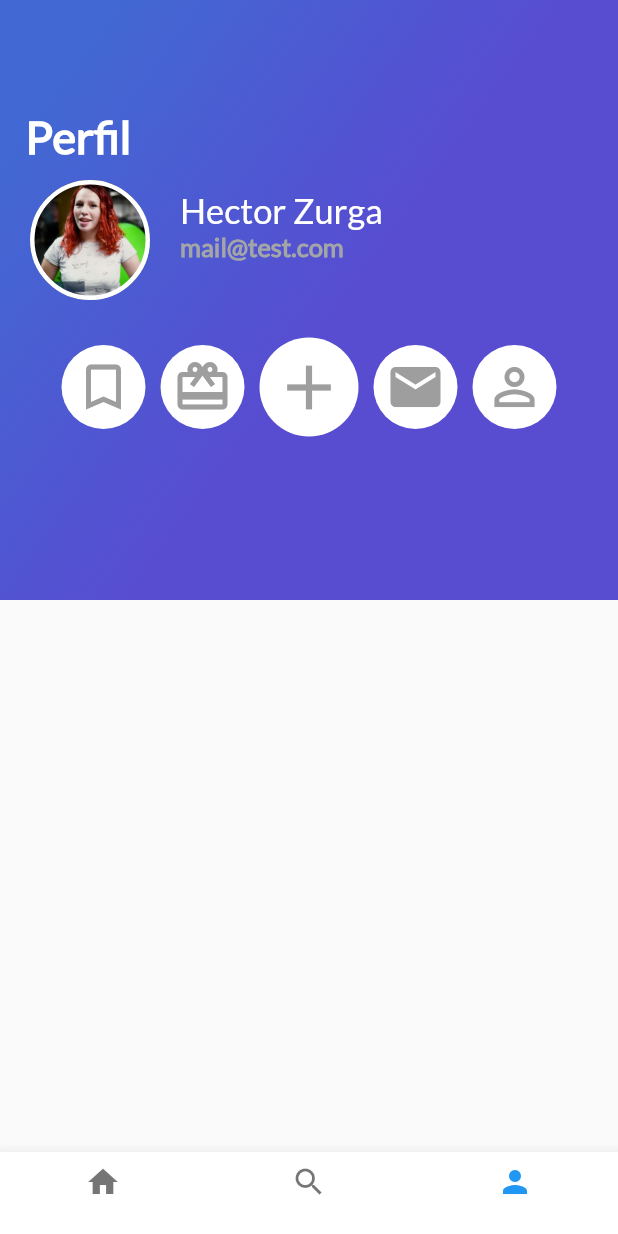
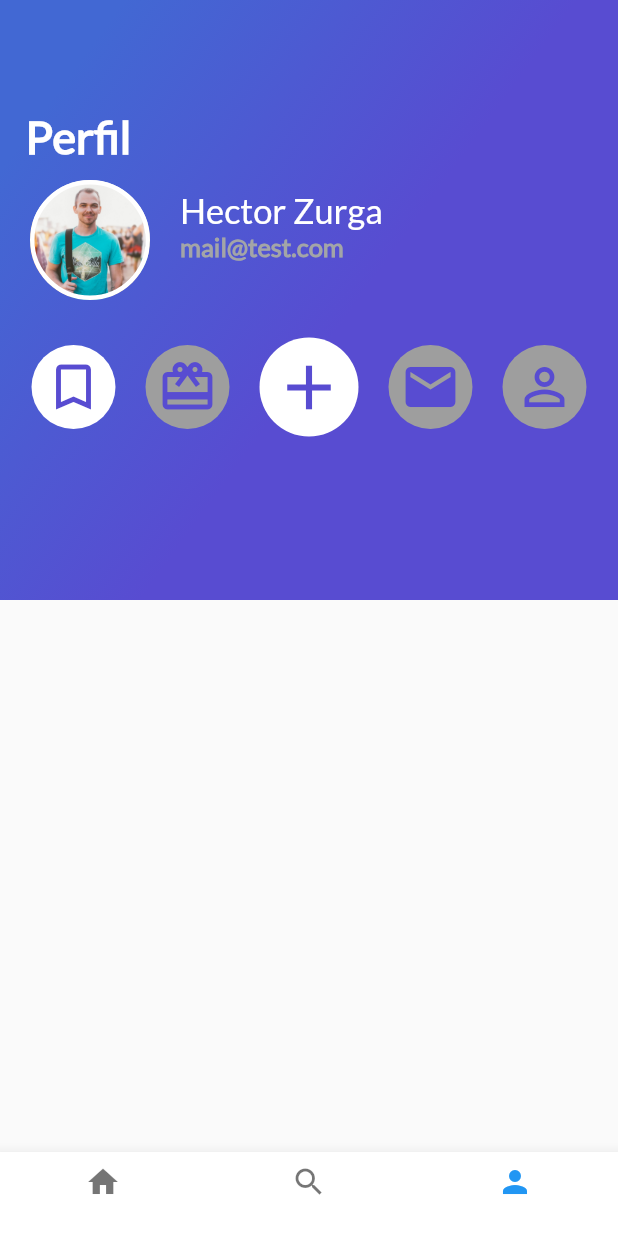
Before and after one commit to HectorZR/flutter-basico, a Flutter app: the screen it shows after launch, item 3 of the bottom bar chosen, on a phone screen of 412 x 824 dp. Run offline on Flutter 3.47's test engine with Material 2 defaults, Android fonts, the phone set to English and light mode, and no system bars.

Commit message:
minor ui changes

```diff
--- a/lib/profile_view/header_profile.dart
+++ b/lib/profile_view/header_profile.dart
@@ -17,7 +17,7 @@ class HeaderProfile extends StatelessWidget {
           padding: EdgeInsets.only(top: 100.0),
           child: Row(
             children: <Widget>[
-              Photo("assets/img/ann.jpg"),
+              Photo("assets/img/people.jpg"),
               UserDetails("Hector Zurga", "mail@test.com")
             ],
           ),
@@ -27,11 +27,12 @@ class HeaderProfile extends StatelessWidget {
           child: Row(
             mainAxisAlignment: MainAxisAlignment.center,
             children: <Widget>[
-              ButtonGrey(Icon(Icons.bookmark_border), 40.0),
-              ButtonGrey(Icon(Icons.card_giftcard), 40.0),
-              ButtonGrey(Icon(Icons.add), 50.0),
-              ButtonGrey(Icon(Icons.email), 40.0),
-              ButtonGrey(Icon(Icons.person_outline), 40.0),
+              ButtonGrey(Icon(Icons.bookmark_border),
+                  iconSize: 40.0, strong: true),
+              ButtonGrey(Icon(Icons.card_giftcard), iconSize: 40.0),
+              ButtonGrey(Icon(Icons.add), iconSize: 50.0, strong: true),
+              ButtonGrey(Icon(Icons.email), iconSize: 40.0),
+              ButtonGrey(Icon(Icons.person_outline), iconSize: 40.0),
             ],
           ),
         )
--- a/lib/utils/button_grey.dart
+++ b/lib/utils/button_grey.dart
@@ -2,9 +2,10 @@ import 'package:flutter/material.dart';
 
 class ButtonGrey extends StatelessWidget {
   Icon buttonIcon = Icon(Icons.add);
-  double iconSize = 25.0;
+  double iconSize;
+  bool strong;
 
-  ButtonGrey(this.buttonIcon, this.iconSize);
+  ButtonGrey(this.buttonIcon, {this.iconSize = 40.0, this.strong = false});
 
   @override
   Widget build(BuildContext context) {
@@ -12,14 +13,13 @@ class ButtonGrey extends StatelessWidget {
     return Container(
       decoration: BoxDecoration(
         borderRadius: BorderRadius.circular(50),
-        color: Colors.white,
+        color: this.strong ? Colors.white : Colors.grey,
       ),
-      margin: EdgeInsets.only(top: 200.0, left: 5.0, right: 5.0),
+      margin: EdgeInsets.only(top: 200.0, left: 10.0, right: 10.0),
       child: IconButton(
         icon: this.buttonIcon,
         iconSize: this.iconSize,
-        // padding: EdgeInsets.only(top: 200.0),
-        color: Colors.grey,
+        color: Color(0xFF584CD1),
         onPressed: () {
           Scaffold.of(context).removeCurrentSnackBar();
           Scaffold.of(context).showSnackBar(SnackBar(
```
